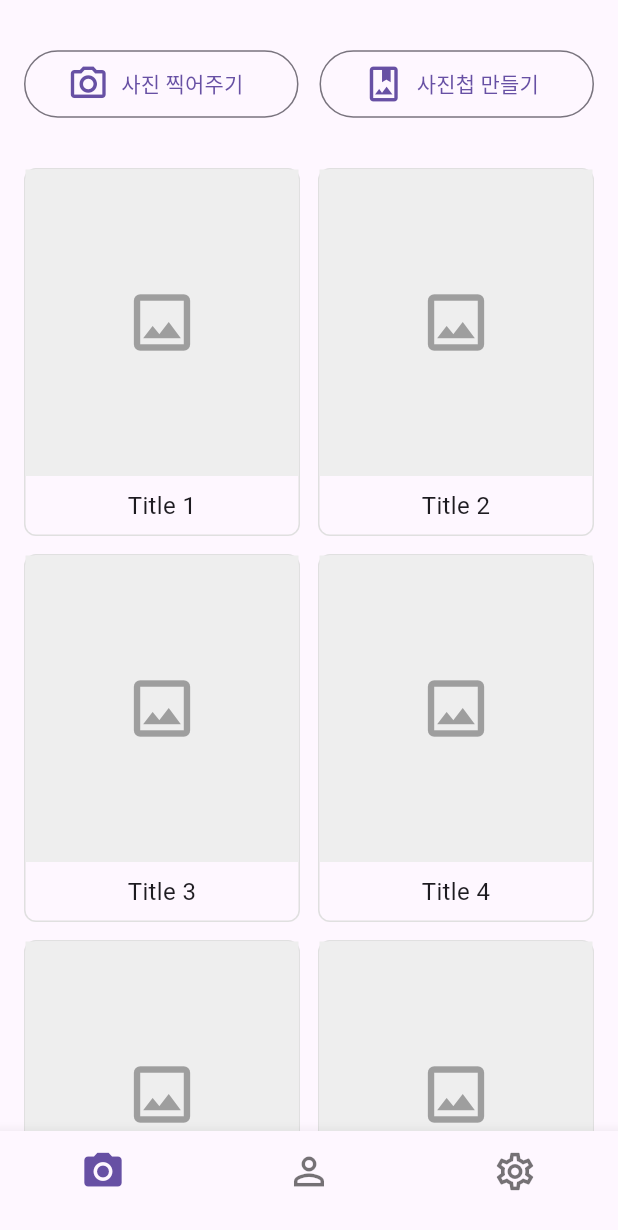
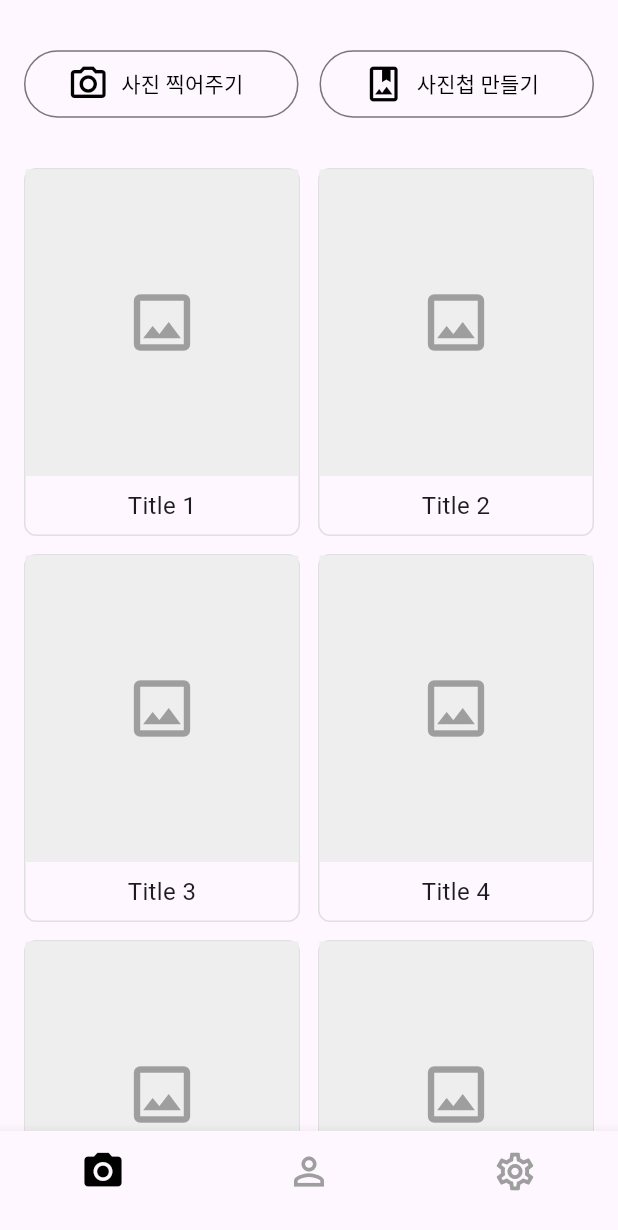
Before and after one commit to Si-Hyeak-KANG/SHARED_ALBUM_APP, a Flutter app: the screen it shows after launch, on a phone screen of 412 x 824 dp. Shown: the top 1230 px of the screen. Run offline on Flutter 3.47's test engine with Material 3 defaults, Android fonts, the phone set to English and light mode, and no system bars.

Commit message:
Style 수정

```diff
--- a/lib/screens/photos/photo_album_list_screen.dart
+++ b/lib/screens/photos/photo_album_list_screen.dart
@@ -37,10 +37,12 @@ class _PhotoAlbumListScreen extends State<PhotoAlbumListScreen> {
                     },
                     style: OutlinedButton.styleFrom(
                       fixedSize: const Size(double.infinity, 45.0),
+                      foregroundColor: Colors.black,
                     ),
                     icon: const Icon(
                       Icons.camera_alt_outlined,
                       size: 28.0,
+                      color: Colors.black,
                     ),
                     label: const Text('사진 찍어주기'),
                   ),
@@ -53,10 +55,12 @@ class _PhotoAlbumListScreen extends State<PhotoAlbumListScreen> {
                     },
                     style: OutlinedButton.styleFrom(
                       fixedSize: const Size(double.infinity, 45.0),
+                      foregroundColor: Colors.black,
                     ),
                     icon: const Icon(
                       Icons.photo_album_outlined,
                       size: 28.0,
+                      color: Colors.black,
                     ),
                     label: const Text('사진첩 만들기'),
                   ),
--- a/lib/screens/settings/settings_screen.dart
+++ b/lib/screens/settings/settings_screen.dart
@@ -1,4 +1,3 @@
-// lib/screens/settings_screen.dart (경로에 맞게 수정!)
 import 'package:flutter/material.dart';
 
 class SettingsScreen extends StatelessWidget {
@@ -9,7 +8,7 @@ class SettingsScreen extends StatelessWidget {
     return Scaffold(
       appBar: AppBar(
         title: const Text('설정'),
-        backgroundColor: Colors.grey[200], // 설정 페이지 느낌 나게 회색으로 해볼까?
+        backgroundColor: Colors.grey[200],
       ),
       body: const Center(
         child: Text(
--- a/lib/screens/users/users_screen.dart
+++ b/lib/screens/users/users_screen.dart
@@ -1,4 +1,3 @@
-// lib/screens/user_screen.dart (경로에 맞게 수정!)
 import 'package:flutter/material.dart';
 
 class UsersScreen extends StatelessWidget {
@@ -9,7 +8,7 @@ class UsersScreen extends StatelessWidget {
     return Scaffold(
       appBar: AppBar(
         title: const Text('사용자'),
-        backgroundColor: Colors.lightBlue[200], // 사용자 페이지 느낌 나게 하늘색으로 해볼까?
+        backgroundColor: Colors.lightBlue[200],
       ),
       body: const Center(
         child: Text(
--- a/lib/widgets/custom_bottom_navbar.dart
+++ b/lib/widgets/custom_bottom_navbar.dart
@@ -25,6 +25,8 @@ class CustomBottomNavBar extends StatelessWidget {
         );
       },
       iconSize: 30.0,
+      selectedItemColor: Colors.black,
+      unselectedItemColor: Colors.grey,
       items: [
         BottomNavigationBarItem(
           icon: Padding(
```
